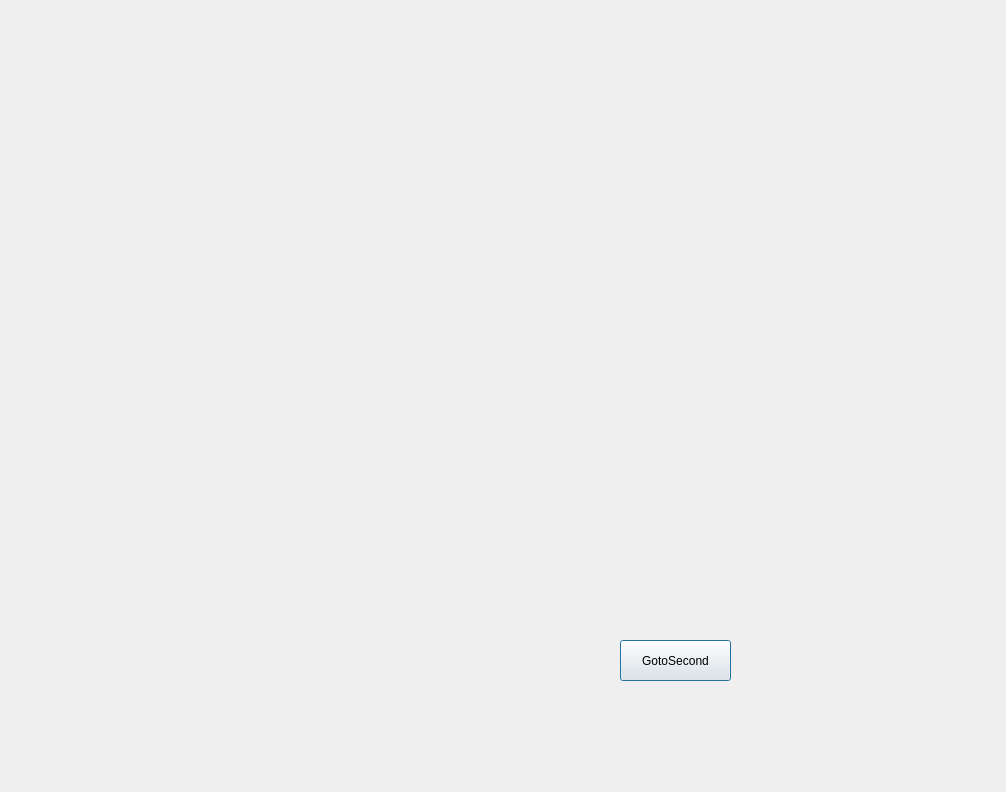
Above: pyqt/first.ui from KNU-SWFusionProject-BibigoTeam/huconn_project before the change. Below: the same form after it.
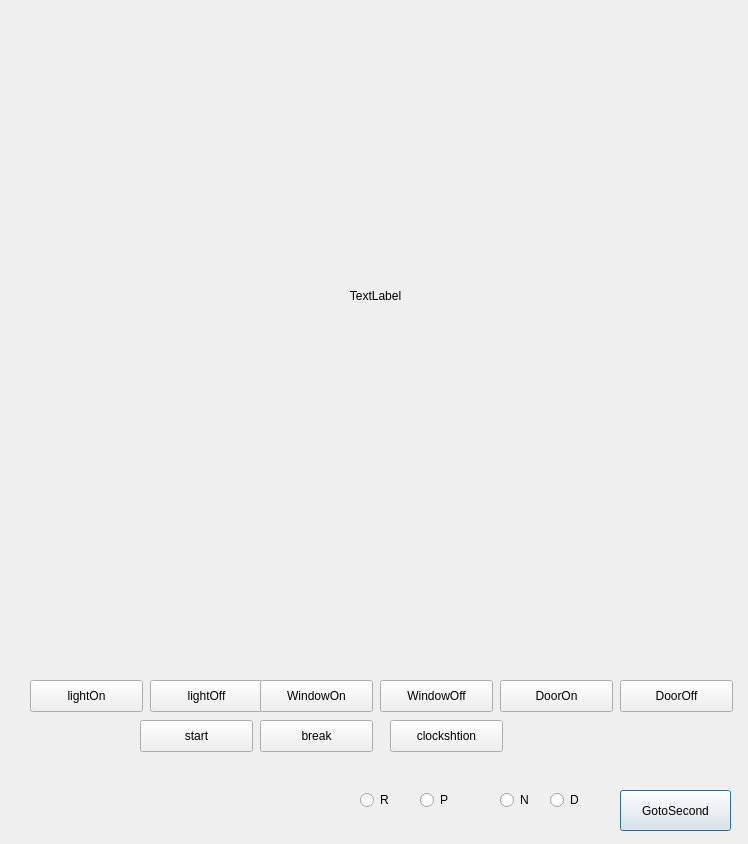
That is the form after the change.

What changed in the file:
```diff
--- a/pyqt/first.ui
+++ b/pyqt/first.ui
@@ -6,8 +6,8 @@
    <rect>
     <x>0</x>
     <y>0</y>
-    <width>1006</width>
-    <height>792</height>
+    <width>748</width>
+    <height>844</height>
    </rect>
   </property>
   <property name="windowTitle">
@@ -17,7 +17,7 @@
    <property name="geometry">
     <rect>
      <x>620</x>
-     <y>640</y>
+     <y>790</y>
      <width>111</width>
      <height>41</height>
     </rect>
@@ -26,6 +26,191 @@
     <string>GotoSecond</string>
    </property>
   </widget>
+  <widget class="QLabel" name="insideCar">
+   <property name="geometry">
+    <rect>
+     <x>20</x>
+     <y>20</y>
+     <width>711</width>
+     <height>551</height>
+    </rect>
+   </property>
+   <property name="text">
+    <string>TextLabel</string>
+   </property>
+   <property name="alignment">
+    <set>Qt::AlignCenter</set>
+   </property>
+  </widget>
+  <widget class="QPushButton" name="lightOn">
+   <property name="geometry">
+    <rect>
+     <x>30</x>
+     <y>680</y>
+     <width>113</width>
+     <height>32</height>
+    </rect>
+   </property>
+   <property name="text">
+    <string>lightOn</string>
+   </property>
+  </widget>
+  <widget class="QRadioButton" name="radioButton">
+   <property name="geometry">
+    <rect>
+     <x>360</x>
+     <y>790</y>
+     <width>41</width>
+     <height>20</height>
+    </rect>
+   </property>
+   <property name="text">
+    <string>R</string>
+   </property>
+  </widget>
+  <widget class="QRadioButton" name="radioButton_2">
+   <property name="geometry">
+    <rect>
+     <x>420</x>
+     <y>790</y>
+     <width>41</width>
+     <height>20</height>
+    </rect>
+   </property>
+   <property name="text">
+    <string>P</string>
+   </property>
+  </widget>
+  <widget class="QRadioButton" name="radioButton_3">
+   <property name="geometry">
+    <rect>
+     <x>500</x>
+     <y>790</y>
+     <width>41</width>
+     <height>20</height>
+    </rect>
+   </property>
+   <property name="text">
+    <string>N</string>
+   </property>
+  </widget>
+  <widget class="QRadioButton" name="radioButton_4">
+   <property name="geometry">
+    <rect>
+     <x>550</x>
+     <y>790</y>
+     <width>41</width>
+     <height>20</height>
+    </rect>
+   </property>
+   <property name="text">
+    <string>D</string>
+   </property>
+  </widget>
+  <widget class="QPushButton" name="lightOff">
+   <property name="geometry">
+    <rect>
+     <x>150</x>
+     <y>680</y>
+     <width>113</width>
+     <height>32</height>
+    </rect>
+   </property>
+   <property name="text">
+    <string>lightOff</string>
+   </property>
+  </widget>
+  <widget class="QPushButton" name="WindowOn">
+   <property name="geometry">
+    <rect>
+     <x>260</x>
+     <y>680</y>
+     <width>113</width>
+     <height>32</height>
+    </rect>
+   </property>
+   <property name="text">
+    <string>WindowOn</string>
+   </property>
+  </widget>
+  <widget class="QPushButton" name="WindowOff">
+   <property name="geometry">
+    <rect>
+     <x>380</x>
+     <y>680</y>
+     <width>113</width>
+     <height>32</height>
+    </rect>
+   </property>
+   <property name="text">
+    <string>WindowOff</string>
+   </property>
+  </widget>
+  <widget class="QPushButton" name="DoorOff">
+   <property name="geometry">
+    <rect>
+     <x>620</x>
+     <y>680</y>
+     <width>113</width>
+     <height>32</height>
+    </rect>
+   </property>
+   <property name="text">
+    <string>DoorOff</string>
+   </property>
+  </widget>
+  <widget class="QPushButton" name="DoorOn">
+   <property name="geometry">
+    <rect>
+     <x>500</x>
+     <y>680</y>
+     <width>113</width>
+     <height>32</height>
+    </rect>
+   </property>
+   <property name="text">
+    <string>DoorOn</string>
+   </property>
+  </widget>
+  <widget class="QPushButton" name="break_2">
+   <property name="geometry">
+    <rect>
+     <x>260</x>
+     <y>720</y>
+     <width>113</width>
+     <height>32</height>
+    </rect>
+   </property>
+   <property name="text">
+    <string>break</string>
+   </property>
+  </widget>
+  <widget class="QPushButton" name="start">
+   <property name="geometry">
+    <rect>
+     <x>140</x>
+     <y>720</y>
+     <width>113</width>
+     <height>32</height>
+    </rect>
+   </property>
+   <property name="text">
+    <string>start</string>
+   </property>
+  </widget>
+  <widget class="QPushButton" name="clockshtion">
+   <property name="geometry">
+    <rect>
+     <x>390</x>
+     <y>720</y>
+     <width>113</width>
+     <height>32</height>
+    </rect>
+   </property>
+   <property name="text">
+    <string>clockshtion</string>
+   </property>
+  </widget>
  </widget>
  <resources/>
  <connections/>
```
